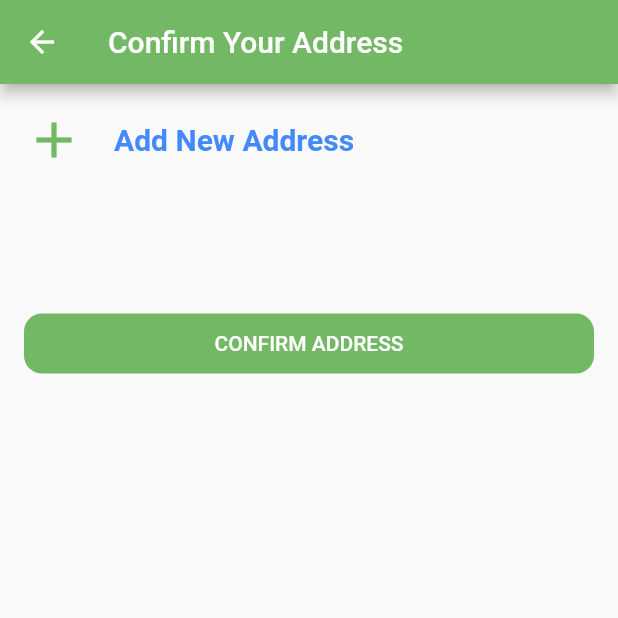
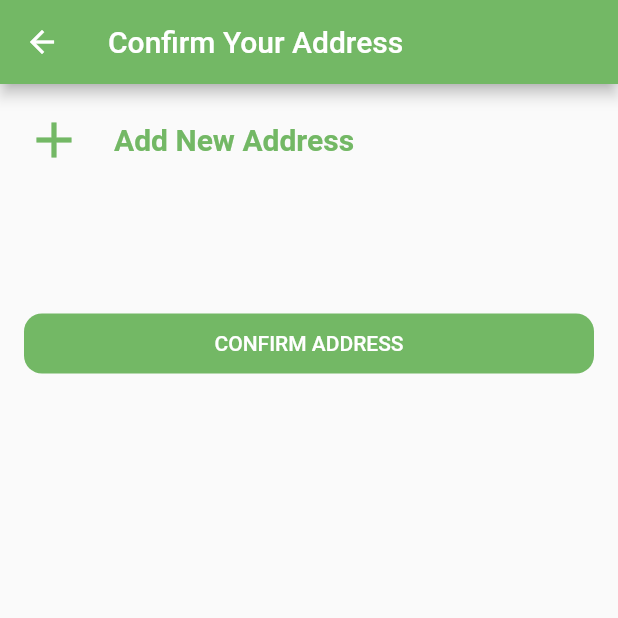
Before and after one commit to emadsaeed3/pharmacia, a Flutter app: the AddressScreen screen opened directly with empty values, after a tap on "Add New Address", after a tap on "Delete Address", on a phone screen of 412 x 824 dp, the top half of it. Run offline on Flutter 3.47's test engine with Material 2 defaults, Android fonts, the light colour scheme and no system bars; our stand-ins replace cloud_firestore, conditional_builder, curved_navigation_bar, firebase_auth, firebase_core, flutter_bloc and 7 more; missing offline and left inert: flutter_login_facebook; accounts and stored records are empty.

Commit message:
Add files via upload

```diff
--- a/lib/Screens/address/address_screen.dart
+++ b/lib/Screens/address/address_screen.dart
@@ -7,7 +7,6 @@ import 'package:pharma/Screens/payment/payment_screen.dart';
 import 'package:pharma/components/build_progress.dart';
 import 'package:pharma/components/defultButton.dart';
 import 'package:pharma/components/navigations.dart';
-import 'package:pharma/components/showToast.dart';
 import 'package:pharma/constants.dart';
 
 class AddressScreen extends StatelessWidget {
@@ -27,9 +26,7 @@ class AddressScreen extends StatelessWidget {
             return
            buildProgress(
              context: context,
-             text: 'Loading....',
-           );
-          }
+             text: 'Loading....',);}
 
           if(state is AddAddressStateSuccess){
             Navigator.pop(context);
@@ -47,11 +44,7 @@ class AddressScreen extends StatelessWidget {
             return
               buildProgress(
                 context: context,
-                text: 'Loading....',
-              );
-          }
-
-        },
+                text: 'Loading....',);}},
         builder: (context,state){
           List address = AddressCubit.get(context).address;
           List addressId = AddressCubit.get(context).addressID;
@@ -82,7 +75,7 @@ class AddressScreen extends StatelessWidget {
                               children: [
                                 Row(
                                   children: [
-                                    Icon(Icons.location_on_outlined,size: 40,color: Colors.blueAccent,),
+                                    Icon(Icons.location_on_outlined,size: 40,color: kPrimaryColor),
                                     SizedBox(width: 12,),
                                     Expanded(
                                       child: Column(
@@ -90,90 +83,43 @@ class AddressScreen extends StatelessWidget {
                                         children: [
                                           Text('Home',style: TextStyle(fontSize: 16,fontWeight: FontWeight.bold),),
                                           SizedBox(height: 8,),
-                                          Text(
-                                              '${address[index]['Address']}' ,
-                                            maxLines: 3,
-                                            softWrap: true,
-                                            overflow: TextOverflow.ellipsis,
-
-                                          ),
-                                        ],
-                                      ),
-                                    ),
+                                          Text('${address[index]['Address']}' ,
+                                            maxLines: 3, softWrap: true, overflow: TextOverflow.ellipsis,),],),),
                                     SizedBox(width: 16,),
                                     GestureDetector(
-                                      onTap: () {
-                                        AddressCubit.get(context)
-                                            .changeIndex(index);
-                                      },
+                                      onTap: () {AddressCubit.get(context).changeIndex(index);},
                                       child: Container(
                                         width: 30,
                                         height: 30,
                                         decoration: BoxDecoration(
-                                          borderRadius:
-                                          BorderRadius.all(
-                                              Radius.circular(
-                                                  60.0)),
+                                          borderRadius: BorderRadius.all(Radius.circular(60.0)),
                                           color: checkIndex == index
                                               ? kPrimaryColor
                                               : Colors.white,
                                           border: Border.all(
                                             color: kPrimaryColor,
-                                            width: 2.0,
-                                          ),
-                                        ),
+                                            width: 2.0,),),
                                         child: ClipOval(
                                           child: Center(
-                                              child: Icon(
-                                                Icons.check,
-                                                color: Colors.white,
-                                                size: 15,
-                                              )),
-                                        ),
-                                      ),
-                                    ),
-                                  ],
-                                ),
+                                              child: Icon(Icons.check, color: Colors.white, size: 22,)),),),),],),
                                 SizedBox(height: 10,),
                                 TextButton(onPressed: (){
                                   AddressCubit.get(context).deleteAddress(
                                     documentIdList: addressId,
-                                    index: index,
-                                  );
-                                }, child: Text('Delete Address',style: TextStyle(color: Colors.red),)),
-                              ],
-                            ),
-                          ) ,
+                                    index: index,);}, child: Text('Delete Address',style: TextStyle(color: Colors.red),)),],),) ,
                           separatorBuilder: (context,index)=> Column(
-                            children: [
-                              Divider(
-                                height: 2,
-                                color: Colors.grey,
-                              ),
-                            ],
-                          ),
-                          itemCount: address.length,
-                        ),
-                      ),
-                    ),
-                  ),
-                  fallback: (context)=> SizedBox(height: 1,),
-                ),
+                            children: [Divider(height: 2, color: Colors.grey,),],),
+                          itemCount: address.length,),),),),
+                  fallback: (context)=> SizedBox(height: 1,),),
                 Padding(
                   padding: const EdgeInsets.all(16.0),
                   child: InkWell(
-                    onTap: (){
-                      AddressCubit.get(context).addAddress();
-                      },
+                    onTap: (){AddressCubit.get(context).addAddress();},
                     child: Row(
                       children: [
                         Icon(Icons.add,color:kPrimaryColor,size:40,),
                         SizedBox(width: 20,),
-                        Text('Add New Address',style: TextStyle(color: Colors.blueAccent,fontWeight: FontWeight.bold,fontSize: 20),)
-                      ],
-                    ),
-                  ),
-                ),
+                        Text('Add New Address',style: TextStyle(color: kPrimaryColor ,fontWeight: FontWeight.bold,fontSize: 20),)],),),),
                 SizedBox(height: 80,),
                 Align(
                   alignment: AlignmentDirectional.bottomCenter,
@@ -185,18 +131,4 @@ class AddressScreen extends StatelessWidget {
                           navigateTo(context, PaymentScreen(
                               '$pharmacies',
                               '$orderType',
-                             '${address[checkIndex]['Address']}',
-                          ));
-                        },
-                        text: 'Confirm Address',
-                    ),
-                  ),
-                ),
-              ],
-            ),
-          );
-        },
-      ),
-    );
-  }
-}
+                             '${address[checkIndex]['Address']}',));}, text: 'Confirm Address',),),),],),);},),);}}
```
